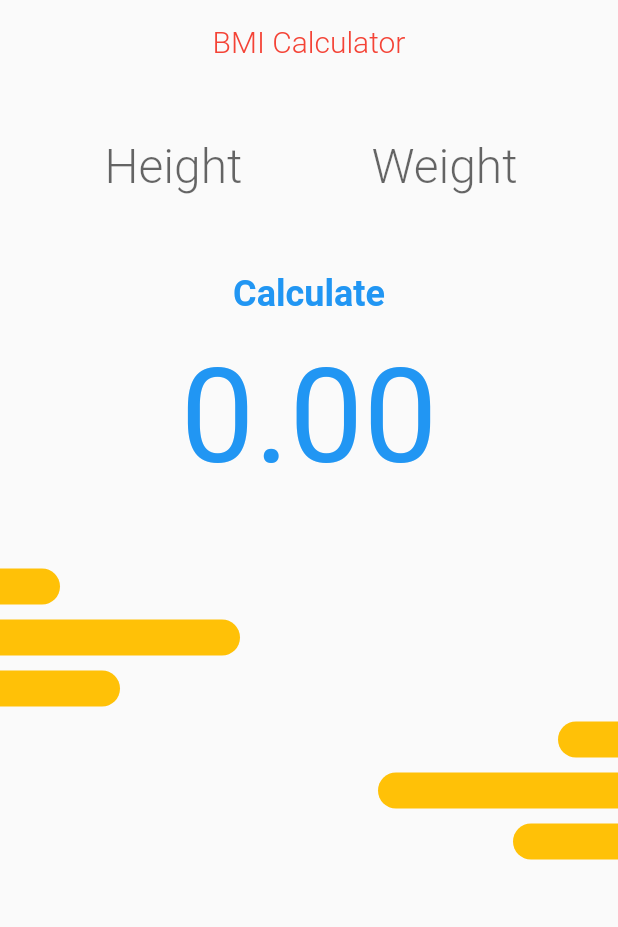
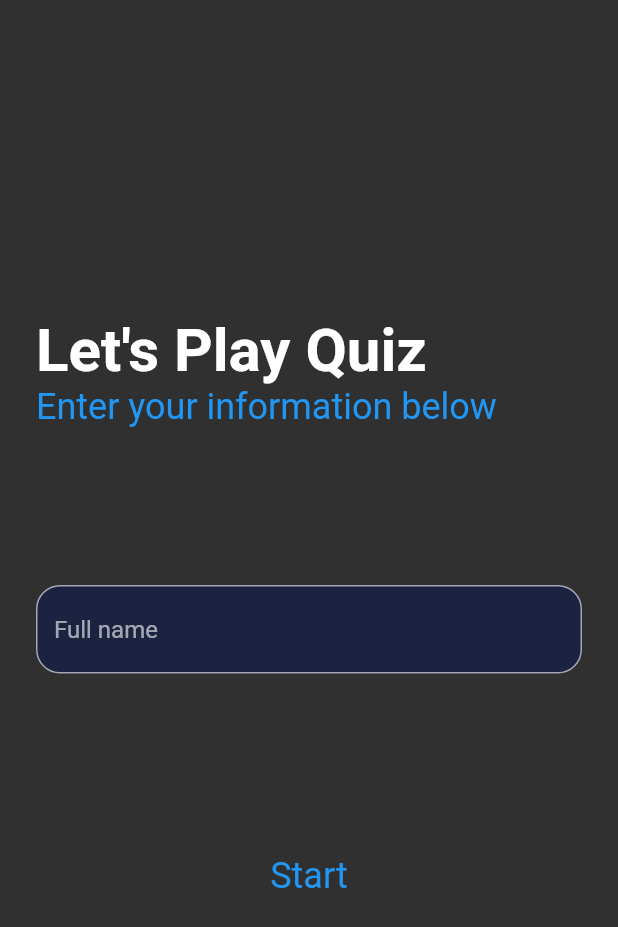
Before and after one commit to mattop1709/pilot, a Flutter app: the screen it shows after launch, on a phone screen of 412 x 824 dp. Shown: the top 927 px of the screen. Run offline on Flutter 3.47's test engine with Material 2 defaults, Android fonts, the phone set to English and light mode, and no system bars; our stand-ins replace get.

Commit message:
init quiz practice

```diff
--- a/lib/main.dart
+++ b/lib/main.dart
@@ -1,5 +1,10 @@
+// package
 import 'package:flutter/material.dart';
-import './screens/home.dart';
+import 'package:get/get_navigation/src/root/get_material_app.dart';
+
+// path
+import './screens/welcome.dart';
+// import './screens/home.dart';
 
 void main() => runApp(MyApp());
 
@@ -8,13 +13,10 @@ class MyApp extends StatelessWidget {
 
   @override
   Widget build(BuildContext context) {
-    return MaterialApp(
-      title: this.appTitle,
-      debugShowCheckedModeBanner: false,
-      theme: ThemeData(
-          primarySwatch: Colors.red,
-          visualDensity: VisualDensity.adaptivePlatformDensity),
-      home: MyHomePage(title: this.appTitle),
-    );
+    return GetMaterialApp(
+        title: this.appTitle,
+        debugShowCheckedModeBanner: false,
+        theme: ThemeData.dark(),
+        home: WelcomePage());
   }
 }
--- /dev/null
+++ b/lib/screens/welcome.dart
@@ -0,0 +1,52 @@
+import 'package:flutter/material.dart';
+import 'package:get/get.dart';
+import '../styles/text.dart' as style;
+import './question.dart';
+
+class WelcomePage extends StatelessWidget {
+  @override
+  Widget build(BuildContext context) {
+    return Scaffold(
+        body: Stack(
+      children: [
+        SafeArea(
+          child: Padding(
+            padding: const EdgeInsets.symmetric(horizontal: 24),
+            child: Column(
+              crossAxisAlignment: CrossAxisAlignment.start,
+              children: [
+                Spacer(
+                  flex: 2,
+                ),
+                Text('Let\'s Play Quiz', style: style.getHeadlineV2Bold()),
+                Text('Enter your information below',
+                    style: style.getFootnoteText()),
+                Spacer(flex: 1),
+                TextField(
+                  decoration: InputDecoration(
+                      filled: true,
+                      fillColor: Color(0xFF1C2341),
+                      hintText: 'Full name',
+                      border: OutlineInputBorder(
+                          borderRadius: BorderRadius.all(Radius.circular(16)))),
+                ),
+                Spacer(flex: 1),
+                InkWell(
+                    onTap: () => Get.to(QuestionPage()),
+                    child: Container(
+                        alignment: Alignment.center,
+                        width: double.infinity,
+                        padding: EdgeInsets.all(16),
+                        decoration: BoxDecoration(
+                            borderRadius:
+                                BorderRadius.all(Radius.circular(16))),
+                        child: Text('Start', style: style.getFootnoteText()))),
+                Spacer(flex: 2)
+              ],
+            ),
+          ),
+        )
+      ],
+    ));
+  }
+}
--- a/lib/styles/text.dart
+++ b/lib/styles/text.dart
@@ -11,6 +11,14 @@ TextStyle getHeaderText() {
   return const TextStyle(fontSize: 88, color: Colors.blue);
 }
 
+TextStyle getHeadlineV2Bold() {
+  return const TextStyle(fontSize: 40, fontWeight: FontWeight.bold);
+}
+
+TextStyle getHeadlineText() {
+  return const TextStyle(fontSize: 32, color: Colors.white);
+}
+
 TextStyle getFootnoteText() {
   return const TextStyle(fontSize: 24, color: Colors.blue);
 }
--- a/pubspec.yaml
+++ b/pubspec.yaml
@@ -28,6 +28,12 @@ dependencies:
   # The following adds the Cupertino Icons font to your application.
   # Use with the CupertinoIcons class for iOS style icons.
   cupertino_icons: ^1.0.2
+
+  # to handle SVGs for Android, iOS, and Web
+  flutter_svg: ^0.21.0+1
+
+  # state management, intelligent dependency injection, and route management
+  get: ^4.1.4
 
 dev_dependencies:
   flutter_test:
```
Also changed, not shown: lib/controllers/question_controller.dart (added, +100 -0 lines), lib/models/questions.dart (added, +40 -0 lines), lib/screens/question.dart (added, +119 -0 lines), pubspec.lock.
